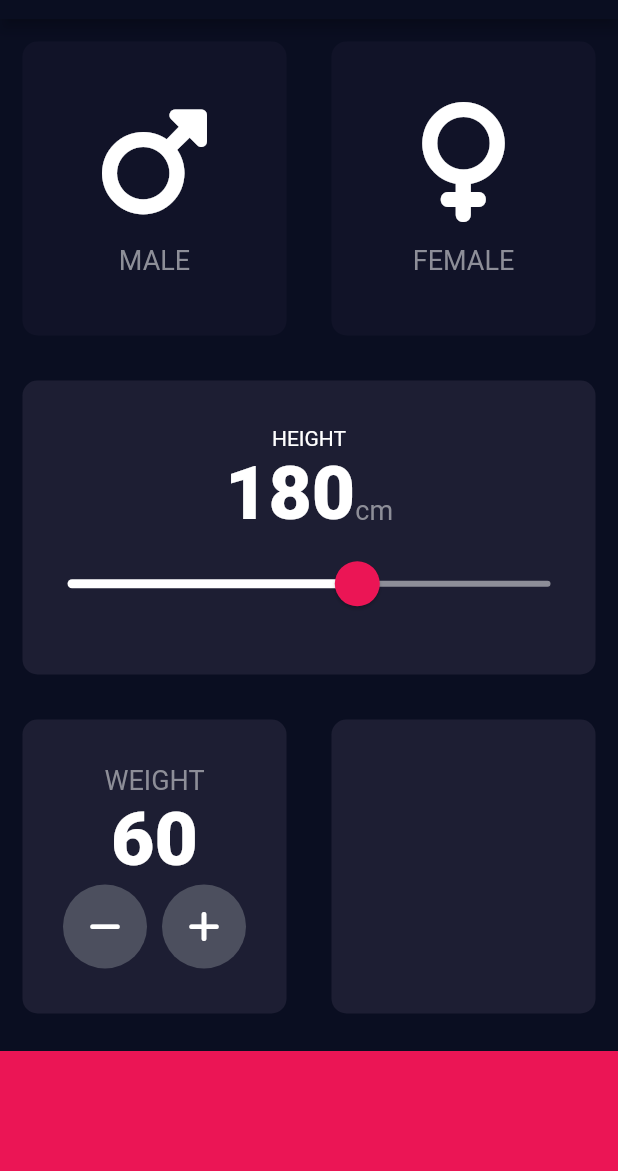
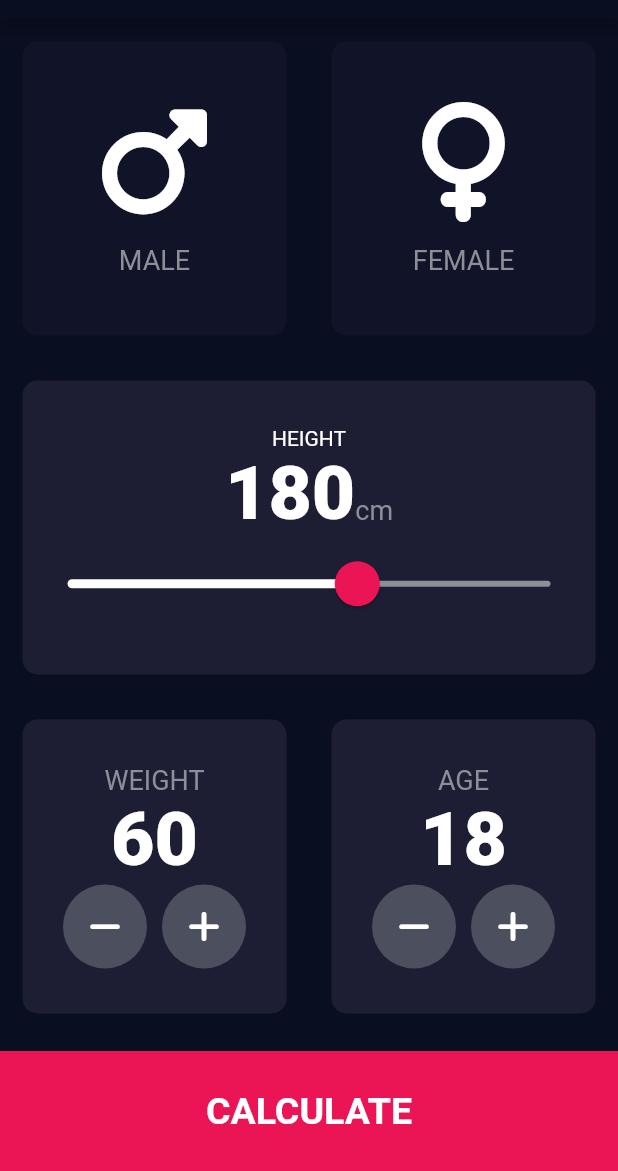
Before and after one commit to dharamhbtik/dicee_flutter, a Flutter app: the screen it shows after launch, on a phone screen of 412 x 824 dp, the part 65-1236 px from its top. Run offline on Flutter 3.47's test engine with Material 2 defaults, Android fonts, the phone set to English and light mode, and no system bars; our stand-ins replace audioplayers, font_awesome_flutter, hive_flutter, rflutter_alert; accounts and stored records are empty.

Commit message:
changes for BMI

```diff
--- /dev/null
+++ b/bmi-calculator/lib/bottom_button.dart
@@ -0,0 +1,30 @@
+import 'package:flutter/material.dart';
+
+import 'constants.dart';
+
+class BottomButton extends StatelessWidget {
+  BottomButton({required this.onTap, required this.buttonTitle});
+  late final Function onTap;
+  late final String buttonTitle;
+  @override
+  Widget build(BuildContext context) {
+    return GestureDetector(
+      onTap: () {
+        onTap();
+      },
+      child: Container(
+        color: kBottomContainerColor,
+        margin: const EdgeInsets.only(top: 10.0),
+        //padding: EdgeInsets.only(bottom: 20.0),
+        width: double.infinity,
+        height: kBottomContainerHeight,
+        child: Center(
+          child: Text(
+            buttonTitle,
+            style: kLargeButtonStyle,
+          ),
+        ),
+      ),
+    );
+  }
+}
--- a/bmi-calculator/lib/constants.dart
+++ b/bmi-calculator/lib/constants.dart
@@ -10,3 +10,14 @@ const kLabeltextStye = TextStyle(
   color: Color(0xFF8D8E98),
 );
 const kNumberTextStyle = TextStyle(fontSize: 50.0, fontWeight: FontWeight.w900);
+const kLargeButtonStyle = TextStyle(
+  fontSize: 25.0,
+  fontWeight: FontWeight.bold,
+  color: Colors.white,
+);
+const kTitleStyle = TextStyle(fontSize: 50.0, fontWeight: FontWeight.bold);
+const kResultTextStyle = TextStyle(
+    color: Color(0xFF24D876), fontSize: 22.0, fontWeight: FontWeight.bold);
+
+const kBMITextStyle = TextStyle(fontSize: 100.0, fontWeight: FontWeight.bold);
+const kBodyTextStyle = TextStyle(fontSize: 22.0, fontWeight: FontWeight.bold);
--- a/bmi-calculator/lib/input_page.dart
+++ b/bmi-calculator/lib/input_page.dart
@@ -1,7 +1,11 @@
+import 'package:bmi_calculator/results_page.dart';
 import 'package:bmi_calculator/reusable_card.dart';
+import 'package:bmi_calculator/round_icon_button.dart';
+import 'package:flutter/cupertino.dart';
 import 'package:flutter/material.dart';
 import 'package:font_awesome_flutter/font_awesome_flutter.dart';
 
+import 'bottom_button.dart';
 import 'constants.dart';
 import 'icon_content.dart';
 
@@ -18,6 +22,7 @@ class _InputPageState extends State<InputPage> {
   late Gender selectedGender = Gender.other;
   int height = 180;
   int weight = 60;
+  int age = 18;
   @override
   Widget build(BuildContext context) {
     return Scaffold(
@@ -132,7 +137,7 @@ class _InputPageState extends State<InputPage> {
                           children: [
                             RoundIconButton(FontAwesomeIcons.minus, () {
                               setState(() {
-                                weight--;
+                                if (weight > 0) weight--;
                               });
                             }),
                             const SizedBox(
@@ -156,44 +161,62 @@ class _InputPageState extends State<InputPage> {
                 Expanded(
                   child: ReusableCard(
                     colour: kActiveCardColor,
-                    cardChild: Container(),
+                    cardChild: Column(
+                      mainAxisAlignment: MainAxisAlignment.center,
+                      children: <Widget>[
+                        const Text(
+                          "AGE",
+                          style: kLabeltextStye,
+                        ),
+                        Text(
+                          age.toString(),
+                          style: kNumberTextStyle,
+                        ),
+                        Row(
+                          mainAxisAlignment: MainAxisAlignment.center,
+                          children: [
+                            RoundIconButton(
+                              FontAwesomeIcons.minus,
+                              () {
+                                setState(() {
+                                  if (age > 0) age--;
+                                });
+                              },
+                            ),
+                            const SizedBox(
+                              width: 10.0,
+                            ),
+                            RoundIconButton(
+                              FontAwesomeIcons.plus,
+                              () {
+                                setState(() {
+                                  age--;
+                                });
+                              },
+                            ),
+                          ],
+                        )
+                      ],
+                    ),
                     onPress: () {},
                   ),
                 ),
               ],
             ),
           ),
-          Container(
-            color: kBottomContainerColor,
-            margin: const EdgeInsets.only(top: 10.0),
-            width: double.infinity,
-            height: kBottomContainerHeight,
+          BottomButton(
+            onTap: () {
+              Navigator.push(
+                context,
+                MaterialPageRoute(
+                  builder: (context) => ResultsPage(),
+                ),
+              );
+            },
+            buttonTitle: "CALCULATE",
           )
         ],
       ),
     );
   }
 }
-
-class RoundIconButton extends StatelessWidget {
-  RoundIconButton(this.icon, this.onChange);
-  final IconData icon;
-  final Function onChange;
-  @override
-  Widget build(BuildContext context) {
-    return RawMaterialButton(
-      elevation: 0.0,
-      disabledElevation: 0.0,
-      constraints: const BoxConstraints.tightFor(
-        width: 56.0,
-        height: 56.0,
-      ),
-      onPressed: () {
-        onChange();
-      },
-      shape: const CircleBorder(),
-      fillColor: const Color(0xFF4C4F5E),
-      child: Icon(icon),
-    );
-  }
-}
--- /dev/null
+++ b/bmi-calculator/lib/round_icon_button.dart
@@ -0,0 +1,24 @@
+import 'package:flutter/material.dart';
+
+class RoundIconButton extends StatelessWidget {
+  RoundIconButton(this.icon, this.onChange);
+  final IconData icon;
+  final Function onChange;
+  @override
+  Widget build(BuildContext context) {
+    return RawMaterialButton(
+      elevation: 0.0,
+      disabledElevation: 0.0,
+      constraints: const BoxConstraints.tightFor(
+        width: 56.0,
+        height: 56.0,
+      ),
+      onPressed: () {
+        onChange();
+      },
+      shape: const CircleBorder(),
+      fillColor: const Color(0xFF4C4F5E),
+      child: Icon(icon),
+    );
+  }
+}
```
Also changed, not shown: bmi-calculator/lib/results_page.dart (added, +54 -0 lines).
